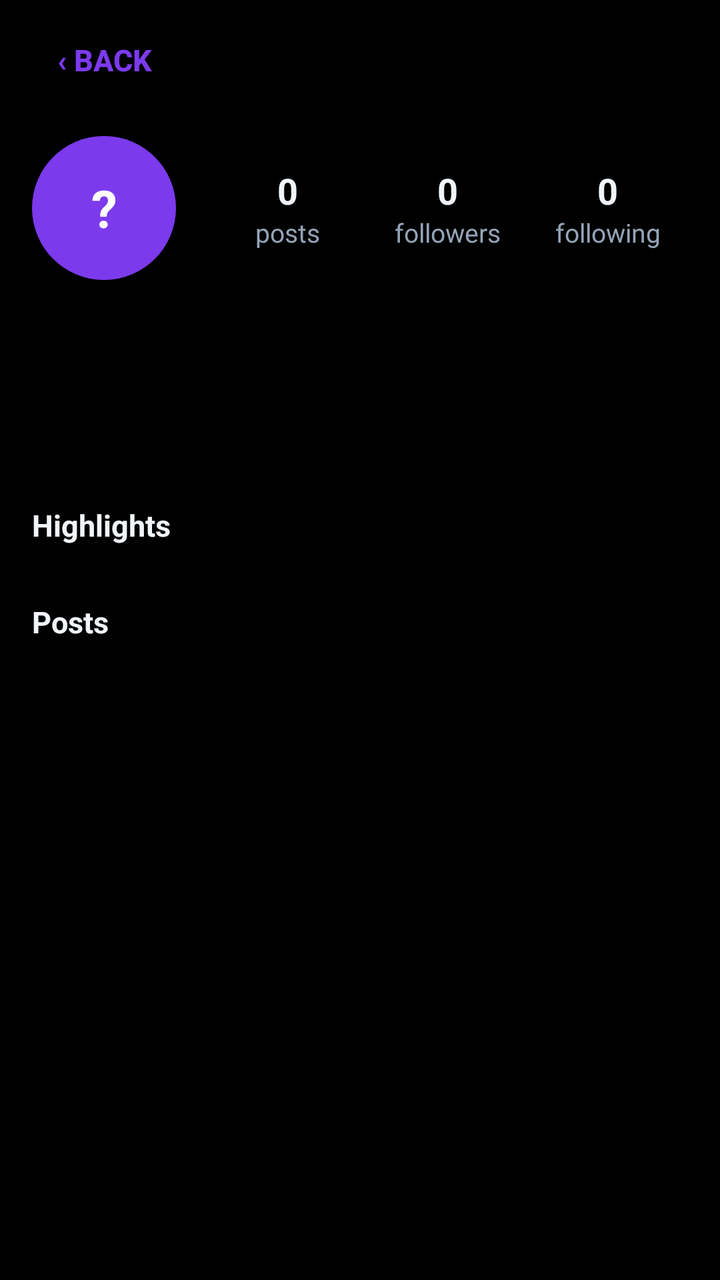
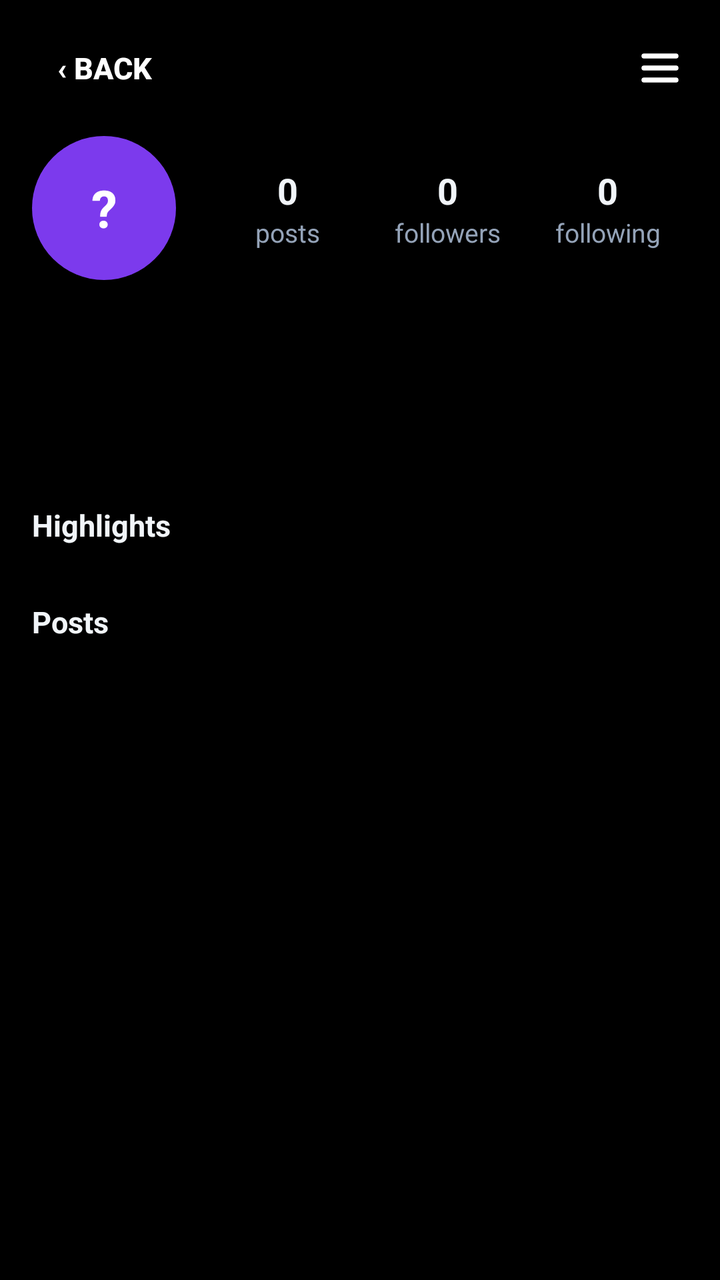

Screens rendered from an Android XML layout before and after an edit, with the pre-edit source and the edit as a unified diff.
<!-- AndroidManifest.xml: application theme Theme.PicStory -->
<!-- res/layout/activity_profile.xml -->
<?xml version="1.0" encoding="utf-8"?>
<ScrollView xmlns:android="http://schemas.android.com/apk/res/android"
    android:layout_width="match_parent"
    android:layout_height="match_parent"
    android:background="@color/background"
    android:fillViewport="true">

    <LinearLayout
        android:id="@+id/profileRoot"
        android:layout_width="match_parent"
        android:layout_height="wrap_content"
        android:orientation="vertical">

        <Button
            android:id="@+id/btnBack"
            android:layout_width="wrap_content"
            android:layout_height="44dp"
            android:layout_marginStart="8dp"
            android:layout_marginTop="8dp"
            android:background="@android:color/transparent"
            android:text="@string/back"
            android:textColor="@color/colorPrimary"
            android:textSize="15sp"
            android:textStyle="bold" />

        <include layout="@layout/profile_content" />
    </LinearLayout>
</ScrollView>
<!-- res/layout/profile_content.xml (included above) -->
<?xml version="1.0" encoding="utf-8"?>
<LinearLayout xmlns:android="http://schemas.android.com/apk/res/android"
    android:layout_width="match_parent"
    android:layout_height="wrap_content"
    android:orientation="vertical"
    android:padding="16dp">

    <LinearLayout
        android:layout_width="match_parent"
        android:layout_height="wrap_content"
        android:gravity="center_vertical"
        android:orientation="horizontal">

        <TextView
            android:id="@+id/tvAvatar"
            android:layout_width="72dp"
            android:layout_height="72dp"
            android:background="@drawable/avatar_circle"
            android:gravity="center"
            android:text="?"
            android:textColor="@color/white"
            android:textSize="26sp"
            android:textStyle="bold" />

        <ImageView
            android:id="@+id/ivAvatar"
            android:layout_width="72dp"
            android:layout_height="72dp"
            android:contentDescription="Profile photo"
            android:visibility="gone" />

        <LinearLayout
            android:layout_width="0dp"
            android:layout_height="wrap_content"
            android:layout_marginStart="16dp"
            android:layout_weight="1"
            android:orientation="horizontal">

            <LinearLayout
                android:id="@+id/statPosts"
                android:layout_width="0dp"
                android:layout_height="wrap_content"
                android:layout_weight="1"
                android:gravity="center"
                android:orientation="vertical">

                <TextView
                    android:id="@+id/tvPostsCount"
                    android:layout_width="wrap_content"
                    android:layout_height="wrap_content"
                    android:text="0"
                    android:textColor="@color/textPrimary"
                    android:textSize="18sp"
                    android:textStyle="bold" />

                <TextView
                    android:layout_width="wrap_content"
                    android:layout_height="wrap_content"
                    android:text="@string/posts"
                    android:textColor="@color/textSecondary"
                    android:textSize="13sp" />
            </LinearLayout>

            <LinearLayout
                android:id="@+id/statFollowers"
                android:layout_width="0dp"
                android:layout_height="wrap_content"
                android:layout_weight="1"
                android:gravity="center"
                android:orientation="vertical">

                <TextView
                    android:id="@+id/tvFollowersCount"
                    android:layout_width="wrap_content"
                    android:layout_height="wrap_content"
                    android:text="0"
                    android:textColor="@color/textPrimary"
                    android:textSize="18sp"
                    android:textStyle="bold" />

                <TextView
                    android:layout_width="wrap_content"
                    android:layout_height="wrap_content"
                    android:text="@string/followers"
                    android:textColor="@color/textSecondary"
                    android:textSize="13sp" />
            </LinearLayout>

            <LinearLayout
                android:id="@+id/statFollowing"
                android:layout_width="0dp"
                android:layout_height="wrap_content"
                android:layout_weight="1"
                android:gravity="center"
                android:orientation="vertical">

                <TextView
                    android:id="@+id/tvFollowingCount"
                    android:layout_width="wrap_content"
                    android:layout_height="wrap_content"
                    android:text="0"
                    android:textColor="@color/textPrimary"
                    android:textSize="18sp"
                    android:textStyle="bold" />

                <TextView
                    android:layout_width="wrap_content"
                    android:layout_height="wrap_content"
                    android:text="@string/following"
                    android:textColor="@color/textSecondary"
                    android:textSize="13sp" />
            </LinearLayout>
        </LinearLayout>
    </LinearLayout>

    
    <LinearLayout
        android:layout_width="match_parent"
        android:layout_height="wrap_content"
        android:layout_marginTop="12dp"
        android:orientation="vertical">

        <TextView
            android:id="@+id/tvName"
            android:layout_width="wrap_content"
            android:layout_height="wrap_content"
            android:text=""
            android:textColor="@color/textPrimary"
            android:textSize="18sp"
            android:textStyle="bold" />

        <TextView
            android:id="@+id/tvUsername"
            android:layout_width="wrap_content"
            android:layout_height="wrap_content"
            android:text=""
            android:textColor="@color/textSecondary"
            android:textSize="14sp" />

        <TextView
            android:id="@+id/tvBio"
            android:layout_width="match_parent"
            android:layout_height="wrap_content"
            android:layout_marginTop="6dp"
            android:text=""
            android:textColor="@color/textPrimary"
            android:textSize="14sp" />
    </LinearLayout>

    <LinearLayout
        android:layout_width="match_parent"
        android:layout_height="wrap_content"
        android:layout_marginTop="12dp"
        android:orientation="horizontal">

        <Button
            android:id="@+id/btnFollow"
            android:layout_width="0dp"
            android:layout_height="44dp"
            android:layout_weight="1"
            android:background="@drawable/btn_primary"
            android:text="@string/follow"
            android:textColor="@color/white"
            android:textStyle="bold"
            android:visibility="gone" />

        <Button
            android:id="@+id/btnMessage"
            android:layout_width="0dp"
            android:layout_height="44dp"
            android:layout_marginStart="8dp"
            android:layout_weight="1"
            android:background="@drawable/btn_primary"
            android:text="✉ Message"
            android:textColor="@color/white"
            android:textStyle="bold"
            android:visibility="gone" />

        <Button
            android:id="@+id/btnEditProfile"
            android:layout_width="0dp"
            android:layout_height="44dp"
            android:layout_weight="1"
            android:background="@drawable/edit_bg"
            android:text="@string/edit_profile"
            android:textColor="@color/textPrimary"
            android:textStyle="bold"
            android:visibility="gone" />
    </LinearLayout>

    <TextView
        android:layout_width="wrap_content"
        android:layout_height="wrap_content"
        android:layout_marginTop="20dp"
        android:text="@string/highlights"
        android:textColor="@color/textPrimary"
        android:textSize="15sp"
        android:textStyle="bold" />

    <HorizontalScrollView
        android:layout_width="match_parent"
        android:layout_height="wrap_content"
        android:layout_marginTop="8dp"
        android:scrollbars="none">

        <LinearLayout
            android:id="@+id/highlightsRow"
            android:layout_width="wrap_content"
            android:layout_height="wrap_content"
            android:orientation="horizontal" />
    </HorizontalScrollView>

    <TextView
        android:id="@+id/tvNoHighlights"
        android:layout_width="match_parent"
        android:layout_height="wrap_content"
        android:layout_marginTop="4dp"
        android:text="@string/no_highlights"
        android:textColor="@color/textSecondary"
        android:textSize="13sp"
        android:visibility="gone" />

    <TextView
        android:layout_width="wrap_content"
        android:layout_height="wrap_content"
        android:layout_marginTop="20dp"
        android:text="@string/posts_title"
        android:textColor="@color/textPrimary"
        android:textSize="15sp"
        android:textStyle="bold" />

    <GridView
        android:id="@+id/gvPosts"
        android:layout_width="match_parent"
        android:layout_height="wrap_content"
        android:layout_marginTop="8dp"
        android:horizontalSpacing="2dp"
        android:numColumns="3"
        android:scrollbars="none"
        android:stretchMode="columnWidth"
        android:verticalSpacing="2dp" />

    <TextView
        android:id="@+id/tvEmptyPosts"
        android:layout_width="match_parent"
        android:layout_height="wrap_content"
        android:gravity="center"
        android:padding="24dp"
        android:text="@string/no_posts"
        android:textColor="@color/textSecondary"
        android:textSize="14sp"
        android:visibility="gone" />
</LinearLayout>
<!-- resources referenced by this layout -->
<resources>
  <color name="background">#000000</color>
  <color name="colorPrimary">#7C3AED</color>
  <color name="textPrimary">#F1F5F9</color>
  <color name="textSecondary">#94A3B8</color>
  <color name="white">#FFFFFF</color>
  <!-- drawable avatar_circle (drawable) -->
  <?xml version="1.0" encoding="utf-8"?>
  <shape xmlns:android="http://schemas.android.com/apk/res/android"
      android:shape="oval">
      <solid android:color="@color/colorPrimary" />
  </shape>
  <!-- drawable btn_primary (drawable) -->
  <?xml version="1.0" encoding="utf-8"?>
  <shape xmlns:android="http://schemas.android.com/apk/res/android"
      android:shape="rectangle">
      <solid android:color="@color/colorPrimary" />
      <corners android:radius="12dp" />
  </shape>
  <!-- drawable edit_bg (drawable) -->
  <?xml version="1.0" encoding="utf-8"?>
  <shape xmlns:android="http://schemas.android.com/apk/res/android"
      android:shape="rectangle">
      <solid android:color="@color/card" />
      <stroke android:width="1dp" android:color="@color/divider" />
      <corners android:radius="12dp" />
  </shape>
  <string name="back">‹ Back</string>
  <string name="edit_profile">Edit Profile</string>
  <string name="follow">Follow</string>
  <string name="followers">followers</string>
  <string name="following">following</string>
  <string name="highlights">Highlights</string>
  <string name="no_highlights">No highlights yet — save your stories into one.</string>
  <string name="no_posts">No posts yet.</string>
  <string name="posts">posts</string>
  <string name="posts_title">Posts</string>
  <style name="Theme.PicStory" parent="android:Theme.Material.NoActionBar">
          <item name="android:windowBackground">@color/background</item>
          <item name="android:colorPrimary">@color/colorPrimary</item>
          <item name="android:colorPrimaryDark">@color/colorPrimaryDark</item>
          <item name="android:colorAccent">@color/colorAccent</item>
          <item name="android:textColorPrimary">@color/textPrimary</item>
          <item name="android:textColorSecondary">@color/textSecondary</item>
          <item name="android:windowLightStatusBar">false</item>
      </style>
  <color name="card">#111111</color>
  <color name="divider">#262626</color>
  <color name="colorPrimaryDark">#5B21B6</color>
  <color name="colorAccent">#FBBF24</color>
</resources>

<!-- the commit's change to res/layout/activity_profile.xml (unified diff, before → after) -->
@@ -11,17 +11,41 @@
         android:layout_height="wrap_content"
         android:orientation="vertical">
 
-        <Button
-            android:id="@+id/btnBack"
-            android:layout_width="wrap_content"
-            android:layout_height="44dp"
-            android:layout_marginStart="8dp"
-            android:layout_marginTop="8dp"
-            android:background="@android:color/transparent"
-            android:text="@string/back"
-            android:textColor="@color/colorPrimary"
-            android:textSize="15sp"
-            android:textStyle="bold" />
+        
+        <LinearLayout
+            android:layout_width="match_parent"
+            android:layout_height="wrap_content"
+            android:gravity="center_vertical"
+            android:orientation="horizontal">
+
+            <Button
+                android:id="@+id/btnBack"
+                android:layout_width="wrap_content"
+                android:layout_height="44dp"
+                android:layout_marginStart="8dp"
+                android:layout_marginTop="8dp"
+                android:background="@android:color/transparent"
+                android:text="@string/back"
+                android:textColor="@color/white"
+                android:textSize="15sp"
+                android:textStyle="bold" />
+
+            <View
+                android:layout_width="0dp"
+                android:layout_height="0dp"
+                android:layout_weight="1" />
+
+            <ImageButton
+                android:id="@+id/btnMenu"
+                android:layout_width="44dp"
+                android:layout_height="44dp"
+                android:layout_marginEnd="8dp"
+                android:layout_marginTop="8dp"
+                android:background="@android:color/transparent"
+                android:contentDescription="Profile menu"
+                android:scaleType="centerInside"
+                android:src="@drawable/ic_menu" />
+        </LinearLayout>
 
         <include layout="@layout/profile_content" />
     </LinearLayout>
@@ -187,9 +211,9 @@
             android:layout_width="0dp"
             android:layout_height="44dp"
             android:layout_weight="1"
-            android:background="@drawable/btn_primary"
+            android:background="@drawable/btn_white"
             android:text="@string/follow"
-            android:textColor="@color/white"
+            android:textColor="@color/black"
             android:textStyle="bold"
             android:visibility="gone" />
 
@@ -199,9 +223,9 @@
             android:layout_height="44dp"
             android:layout_marginStart="8dp"
             android:layout_weight="1"
-            android:background="@drawable/btn_primary"
+            android:background="@drawable/btn_white"
             android:text="✉ Message"
-            android:textColor="@color/white"
+            android:textColor="@color/black"
             android:textStyle="bold"
             android:visibility="gone" />
 
<!-- resource entries referenced after the edit -->
@@ -1,6 +1,7 @@
 <!-- resources referenced by this layout -->
 <resources>
   <color name="background">#000000</color>
+  <color name="black">#000000</color>
   <color name="colorPrimary">#7C3AED</color>
   <color name="textPrimary">#F1F5F9</color>
   <color name="textSecondary">#94A3B8</color>
@@ -11,11 +12,11 @@
       android:shape="oval">
       <solid android:color="@color/colorPrimary" />
   </shape>
-  <!-- drawable btn_primary (drawable) -->
+  <!-- drawable btn_white (drawable) -->
   <?xml version="1.0" encoding="utf-8"?>
   <shape xmlns:android="http://schemas.android.com/apk/res/android"
       android:shape="rectangle">
-      <solid android:color="@color/colorPrimary" />
+      <solid android:color="@color/white" />
       <corners android:radius="12dp" />
   </shape>
   <!-- drawable edit_bg (drawable) -->
@@ -26,6 +27,19 @@
       <stroke android:width="1dp" android:color="@color/divider" />
       <corners android:radius="12dp" />
   </shape>
+  <!-- drawable ic_menu (drawable) -->
+  <?xml version="1.0" encoding="utf-8"?>
+  <vector xmlns:android="http://schemas.android.com/apk/res/android"
+      android:width="24dp"
+      android:height="24dp"
+      android:viewportWidth="24"
+      android:viewportHeight="24">
+      <path
+          android:strokeColor="@color/white"
+          android:strokeWidth="2.5"
+          android:strokeLineCap="round"
+          android:pathData="M4,6 L20,6 M4,12 L20,12 M4,18 L20,18" />
+  </vector>
   <string name="back">‹ Back</string>
   <string name="edit_profile">Edit Profile</string>
   <string name="follow">Follow</string>
